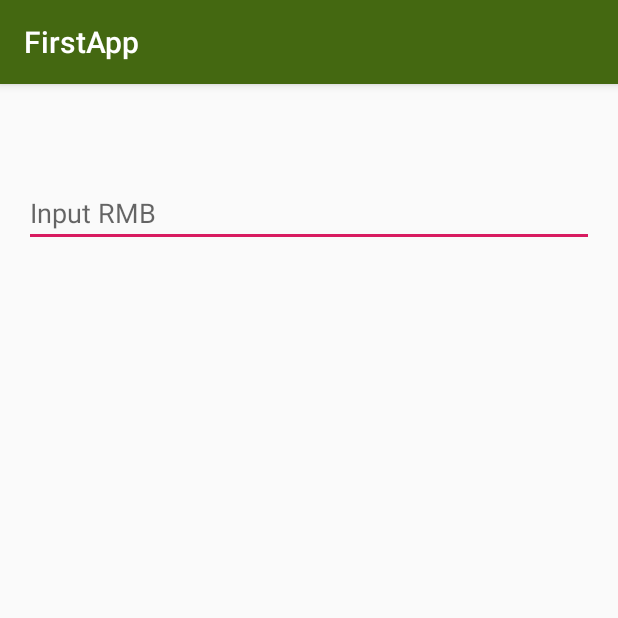
After one commit to JingLiang-bit/FirstApp1, an Android app: the RateCalcActivity screen opened directly, with no data from a screen before it, on a phone screen of 412 x 824 dp, the top half of it. The commit adds this screen. Run offline under Robolectric (Android 15) with nearby library versions, the phone set to English and light mode, and no system bars.

Commit message:
列表+监听响应

```diff
--- a/app/src/main/AndroidManifest.xml
+++ b/app/src/main/AndroidManifest.xml
@@ -12,7 +12,9 @@
         android:supportsRtl="true"
         android:theme="@style/AppTheme"
         android:usesCleartextTraffic="true">
-        <activity android:name=".MyListActivity"></activity>
+        <activity android:name=".RateCalcActivity"></activity>
+        <activity android:name=".MyList2Activity" />
+        <activity android:name=".MyListActivity" />
         <activity android:name=".RateListActivity" />
         <activity android:name=".ConfigActivity" />
         <activity android:name=".SecondActivity" />
--- a/app/src/main/java/com/example/firstapp/MyListActivity.java
+++ b/app/src/main/java/com/example/firstapp/MyListActivity.java
@@ -15,8 +15,8 @@
         setContentView(R.layout.activity_my_list);
 
         ListView listView = findViewById(R.id.mylist);
+        String date[] = {"111","222"};
 
-        String date[] = {"111","222"};
         ListAdapter adapter = new ArrayAdapter<String>(this, android.R.layout.simple_list_item_1, date);
         listView.setAdapter(adapter);
     }
--- a/app/src/main/java/com/example/firstapp/RateActivity.java
+++ b/app/src/main/java/com/example/firstapp/RateActivity.java
@@ -166,7 +166,7 @@
             openConfig();
         }else if(item.getItemId()==R.id.open_list){
             //打开列表窗口
-            Intent list = new Intent(this, RateListActivity.class);
+            Intent list = new Intent(this, MyList2Activity.class);
             startActivity(list);
         }
         return super.onOptionsItemSelected(item);
--- /dev/null
+++ b/app/src/main/java/com/example/firstapp/RateCalcActivity.java
@@ -0,0 +1,54 @@
+package com.example.firstapp;
+
+import android.os.Bundle;
+import android.text.Editable;
+import android.text.TextWatcher;
+import android.util.Log;
+import android.widget.EditText;
+import android.widget.TextView;
+
+import androidx.appcompat.app.AppCompatActivity;
+
+public class RateCalcActivity extends AppCompatActivity {
+
+    String TAG = "rateCalc";
+    float rate = 0f;
+    EditText inp2;
+    @Override
+    protected void onCreate(Bundle savedInstanceState) {
+        super.onCreate(savedInstanceState);
+        setContentView(R.layout.activity_rate_calc);
+
+        String title = getIntent().getStringExtra("title");
+        rate = getIntent().getFloatExtra("rate",0f);
+
+        Log.i(TAG,"onCreate:title"+title);
+        Log.i(TAG,"onCreate:rate"+rate);
+
+        ((TextView)findViewById(R.id.title2)).setText(title);
+        inp2 = (EditText)findViewById(R.id.inp2);
+        inp2.addTextChangedListener(new TextWatcher() {
+            @Override
+            public void beforeTextChanged(CharSequence s, int start, int count, int after) {
+
+            }
+
+            @Override
+            public void onTextChanged(CharSequence s, int start, int before, int count) {
+
+            }
+
+            @Override
+            public void afterTextChanged(Editable s) {
+                TextView show = (TextView)RateCalcActivity.this.findViewById(R.id.show2);
+                if(s.length()>0){
+                    float val = Float.parseFloat(s.toString());
+                    show.setText(val + "RMB==>" + (100/rate*val));
+                }else{
+                    show.setText("");
+                }
+
+            }
+        });
+    }
+}
--- /dev/null
+++ b/app/src/main/res/layout/activity_rate_calc.xml
@@ -0,0 +1,33 @@
+<?xml version="1.0" encoding="utf-8"?>
+<LinearLayout xmlns:android="http://schemas.android.com/apk/res/android"
+    android:layout_width="match_parent"
+    android:layout_height="match_parent"
+    android:paddingTop="16dp"
+    android:paddingLeft="16dp"
+    android:paddingRight="16dp"
+    android:paddingBottom="16dp"
+    android:orientation="vertical">
+
+    <TextView
+        android:id="@+id/title2"
+        android:layout_width="match_parent"
+        android:layout_height="wrap_content"
+        android:textSize="35sp"
+        android:gravity="center"
+        android:text="@string/app_name" />
+
+    <EditText
+        android:id="@+id/inp2"
+        android:inputType="number"
+        android:hint="@string/rmb_hint"
+        android:layout_width="match_parent"
+        android:layout_height="wrap_content"
+        android:importantForAutofill="no" />
+
+    <TextView
+        android:id="@+id/show2"
+        android:layout_width="match_parent"
+        android:layout_height="wrap_content"
+        android:textSize="25sp"
+        android:gravity="center"/>
+</LinearLayout>
--- a/app/src/main/res/values/strings.xml
+++ b/app/src/main/res/values/strings.xml
@@ -24,5 +24,6 @@
     <string name="menu_set_lable">setting</string>
     <string name="setting">setting</string>
     <string name="label_open_list">OpenList</string>
+    <string name="textview">TextView</string>
 
 </resources>
```
Also changed, not shown: app/src/main/java/com/example/firstapp/MyList2Activity.java (added, +151 -0 lines), app/src/main/res/layout/list_item.xml (added, +30 -0 lines).
